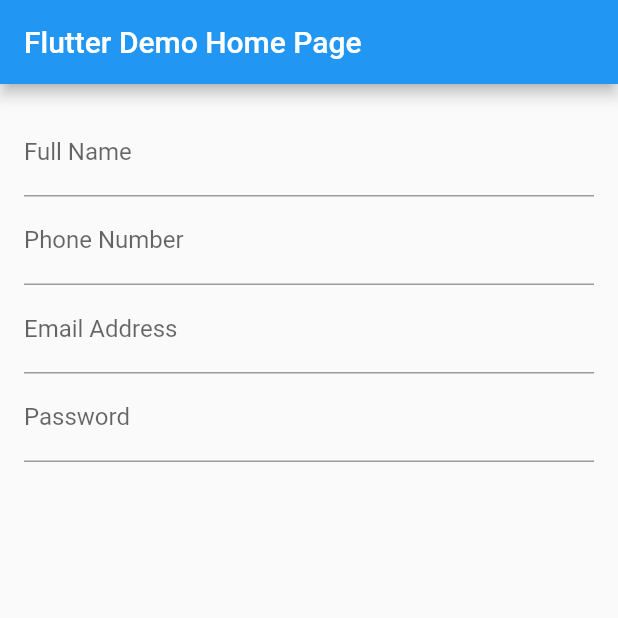
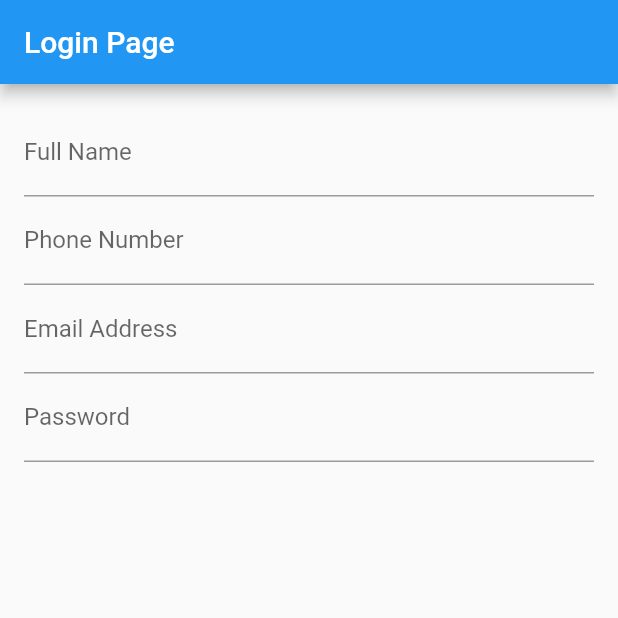
Before and after one commit to robence/flutter_login_input, a Flutter app: the screen it shows after launch, on a phone screen of 412 x 824 dp, the top half of it. Run offline on Flutter 3.47's test engine with Material 2 defaults, Android fonts, the phone set to English and light mode, and no system bars.

Commit message:
feat(HomePage): rename title

```diff
--- a/lib/main.dart
+++ b/lib/main.dart
@@ -9,11 +9,11 @@ class MyApp extends StatelessWidget {
   @override
   Widget build(BuildContext context) {
     return MaterialApp(
-      title: 'Flutter Demo',
+      title: 'Login Page',
       theme: ThemeData(
         primarySwatch: Colors.blue,
       ),
-      home: LoginPage(title: 'Flutter Demo Home Page'),
+      home: LoginPage(title: 'Login Page'),
     );
   }
 }
```
